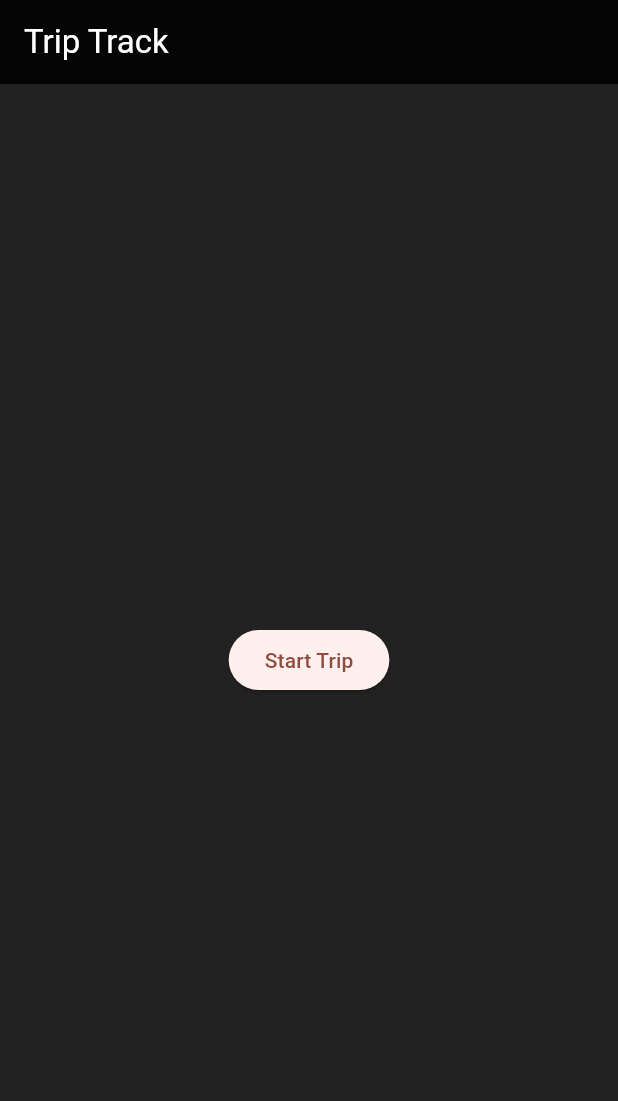
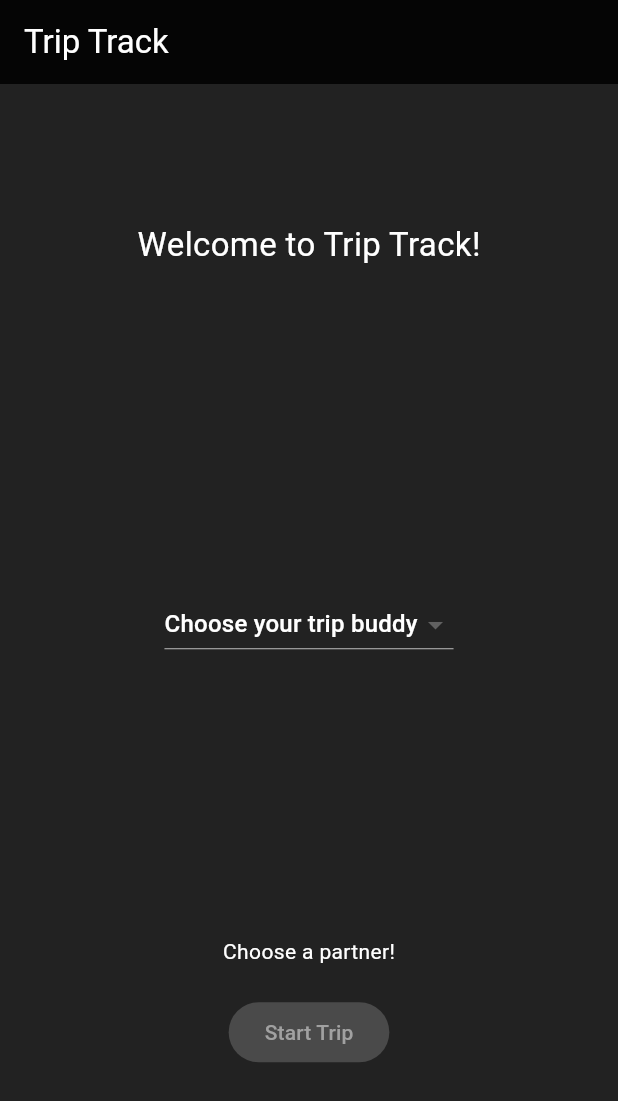
Before and after one commit to anchit-chandran/triptrack, a Flutter app: the screen it shows after launch, on a phone screen of 412 x 824 dp. Shown: the top 1101 px of the screen. Run offline on Flutter 3.47's test engine with Material 3 defaults, Android fonts, the phone set to English and light mode, and no system bars.

Commit message:
adds select item and improves go back
Signed-off-by: anchit-chandran <anchit97123@gmail.com>

```diff
--- a/lib/screens/custom_scaffold.dart
+++ b/lib/screens/custom_scaffold.dart
@@ -5,12 +5,14 @@ class CustomScaffold extends StatelessWidget {
   final String appBarTitle;
   final Widget body;
   final Color backgroundColor;
+  final VoidCallback? customBackButtonCleanUp;
 
   const CustomScaffold({
     super.key,
     required this.body,
     this.appBarTitle = 'Trip Track',
     required this.backgroundColor,
+    this.customBackButtonCleanUp,
   });
 
   @override
@@ -18,6 +20,16 @@ class CustomScaffold extends StatelessWidget {
     return Scaffold(
         backgroundColor: backgroundColor,
         appBar: AppBar(
+          leading: Navigator.canPop(context)
+              ? IconButton(
+                  onPressed: () {
+                    if (customBackButtonCleanUp != null) {
+                      customBackButtonCleanUp!();
+                    }
+                  },
+                  icon: Icon(Icons.arrow_back_ios),
+                )
+              : null,
           backgroundColor: backgroundColor,
           title: Text(
             appBarTitle,
--- a/lib/screens/home_screen.dart
+++ b/lib/screens/home_screen.dart
@@ -4,22 +4,116 @@ import 'package:triptrack/screens/timer_screen.dart';
 
 import 'package:triptrack/screens/custom_scaffold.dart';
 
-class HomeScreen extends StatelessWidget {
+class HomeScreen extends StatefulWidget {
   const HomeScreen({super.key});
+
+  static const List<String> SUBSTANCEOPTIONS = [
+    '💊',
+    '🍄',
+    '👩‍⚖️',
+    '🦄',
+    '🧪'
+  ];
+
+  @override
+  State<HomeScreen> createState() => _HomeScreenState();
+}
+
+class _HomeScreenState extends State<HomeScreen> {
+  String? selectedSubstance;
 
   @override
   Widget build(BuildContext context) {
     return CustomScaffold(
       backgroundColor: Colors.black87,
       body: Center(
-        child: ElevatedButton(
-          onPressed: () {
-            Navigator.push(
-              context,
-              MaterialPageRoute(builder: (context) => TimerScreen()),
-            );
-          },
-          child: Text('Start Trip'),
+        child: Column(
+          mainAxisAlignment: MainAxisAlignment.spaceAround,
+          children: [
+            Padding(
+              padding: const EdgeInsets.fromLTRB(
+                0,
+                0,
+                0,
+                30,
+              ),
+              child: Text(
+                'Welcome to Trip Track!',
+                style: TextStyle(
+                  color: Colors.white,
+                  fontSize: 22.0,
+                ),
+              ),
+            ),
+            DropdownButton(
+                value: selectedSubstance,
+                hint: Text(
+                  'Choose your trip buddy',
+                  style: TextStyle(
+                    color: Colors.white,
+                  ),
+                ),
+                items: HomeScreen.SUBSTANCEOPTIONS
+                    .map<DropdownMenuItem<String>>((String value) {
+                  return DropdownMenuItem<String>(
+                    value: value,
+                    child: Text(value),
+                  );
+                }).toList(),
+                onChanged: (String? newValue) {
+                  setState(() {
+                    selectedSubstance = newValue;
+                  });
+                  print('set selectedSubstance to $selectedSubstance');
+                }),
+            Column(
+              children: [
+                selectedSubstance != null
+                    ? Text(
+                        "You've chosen $selectedSubstance!",
+                        style: TextStyle(
+                          color: Colors.white,
+                        ),
+                      )
+                    : Text(
+                        "Choose a partner!",
+                        style: TextStyle(
+                          color: Colors.white,
+                        ),
+                      ),
+                Padding(
+                  padding: const EdgeInsets.symmetric(vertical: 20),
+                  child: ElevatedButton(
+                    onPressed: selectedSubstance != null
+                        ? () {
+                            Navigator.push(
+                              context,
+                              MaterialPageRoute(
+                                  builder: (context) => TimerScreen(
+                                        selectedSubstance: selectedSubstance!,
+                                      )),
+                            );
+                          }
+                        : null,
+                    style: ElevatedButton.styleFrom(
+                        backgroundColor: Colors.purple,
+                        disabledBackgroundColor:
+                            Color.fromARGB(82, 158, 158, 158),
+                        disabledForegroundColor:
+                            Color.fromARGB(82, 158, 158, 158)),
+                    child: Text(
+                      'Start Trip',
+                      style: TextStyle(
+                        color: selectedSubstance != null
+                            ? Colors.white
+                            : Color.fromARGB(224, 173, 173, 173),
+                      ),
+                    ),
+                  ),
+                ),
+              ],
+            )
+          ],
         ),
       ),
     );
```
Also changed, not shown: lib/screens/timer_screen.dart (+20 -5 lines).
